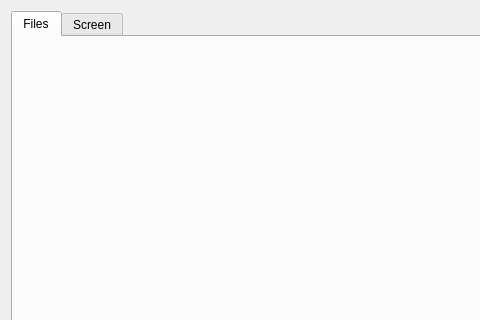
Before: the Qt Designer form m0n1t0r-ui/src/widget/client/client_tab.ui in MMitsuha/m0n1t0r, drawn with Qt 5; both pictures show x 0 to 480 and y 0 to 320 of the 881 by 527 pixel window.
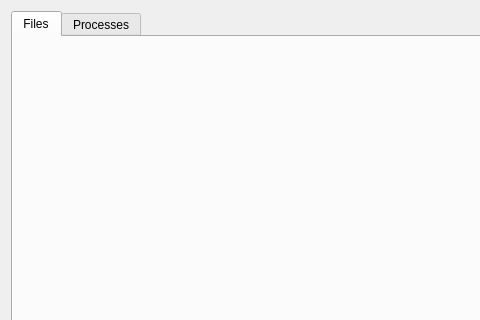
After: the same form once the commit is applied.

```diff
--- a/m0n1t0r-ui/src/widget/client/client_tab.ui
+++ b/m0n1t0r-ui/src/widget/client/client_tab.ui
@@ -26,7 +26,7 @@
      </widget>
      <widget class="QWidget" name="tabScreen">
       <attribute name="title">
-       <string>Screen</string>
+       <string>Processes</string>
       </attribute>
      </widget>
     </widget>
```
Left out of the diff: 4 changed lines with no effect on the pictures.
